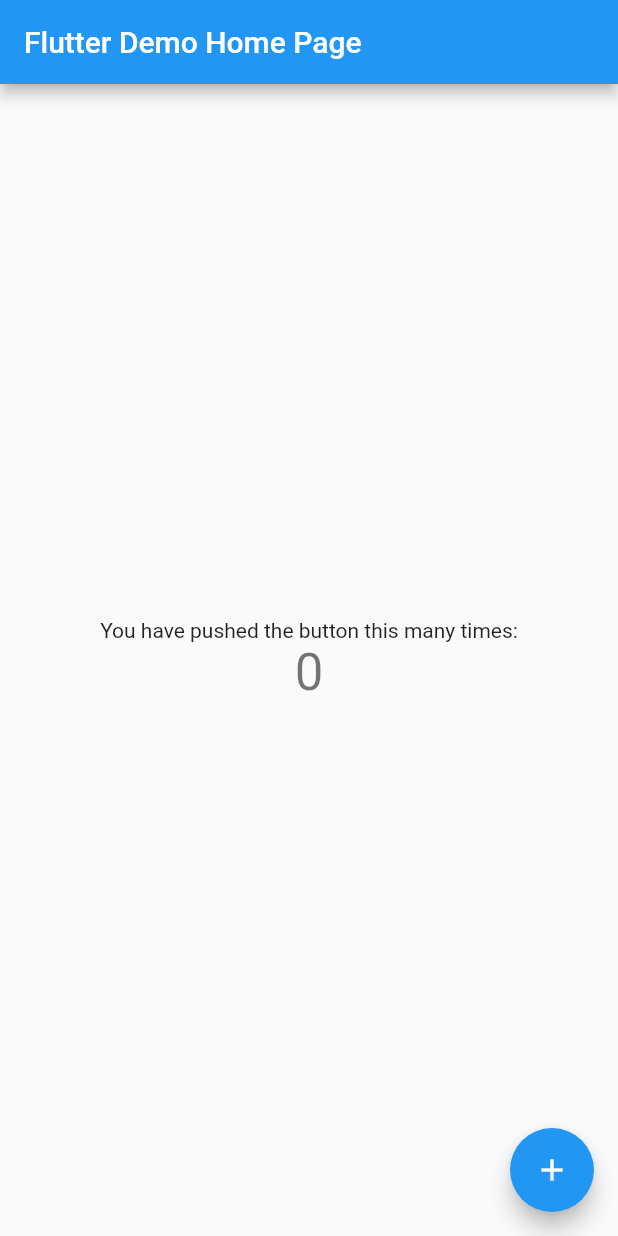
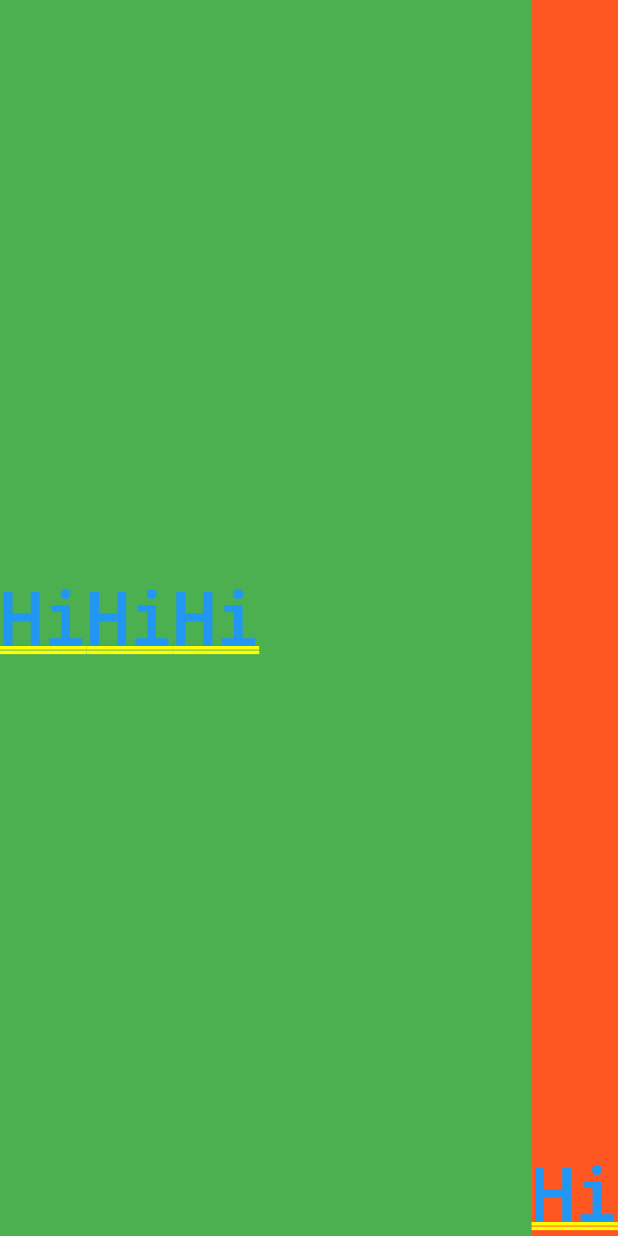
Before and after one commit to Dynocrats/TravelMate, a Flutter app: the screen it shows after launch, on a phone screen of 412 x 824 dp. Run offline on Flutter 3.47's test engine with Material 2 defaults, Android fonts, the phone set to English and light mode, and no system bars.

Commit message:
Added learing session 1

```diff
--- a/travelmate_ui/lib/main.dart
+++ b/travelmate_ui/lib/main.dart
@@ -1,117 +1,12 @@
+import 'package:flutter/cupertino.dart';
 import 'package:flutter/material.dart';
+import 'package:travelmate_ui/ui/welocome_home.dart';
 
 void main() {
-  runApp(MyApp());
+  runApp(
+    MaterialApp(
+        title: "Main App",
+        home: new FirstApp()
+    )
+  );
 }
-
-class MyApp extends StatelessWidget {
-  // This widget is the root of your application.
-  @override
-  Widget build(BuildContext context) {
-    return MaterialApp(
-      title: 'Flutter Demo',
-      theme: ThemeData(
-        // This is the theme of your application.
-        //
-        // Try running your application with "flutter run". You'll see the
-        // application has a blue toolbar. Then, without quitting the app, try
-        // changing the primarySwatch below to Colors.green and then invoke
-        // "hot reload" (press "r" in the console where you ran "flutter run",
-        // or simply save your changes to "hot reload" in a Flutter IDE).
-        // Notice that the counter didn't reset back to zero; the application
-        // is not restarted.
-        primarySwatch: Colors.blue,
-        // This makes the visual density adapt to the platform that you run
-        // the app on. For desktop platforms, the controls will be smaller and
-        // closer together (more dense) than on mobile platforms.
-        visualDensity: VisualDensity.adaptivePlatformDensity,
-      ),
-      home: MyHomePage(title: 'Flutter Demo Home Page'),
-    );
-  }
-}
-
-class MyHomePage extends StatefulWidget {
-  MyHomePage({Key key, this.title}) : super(key: key);
-
-  // This widget is the home page of your application. It is stateful, meaning
-  // that it has a State object (defined below) that contains fields that affect
-  // how it looks.
-
-  // This class is the configuration for the state. It holds the values (in this
-  // case the title) provided by the parent (in this case the App widget) and
-  // used by the build method of the State. Fields in a Widget subclass are
-  // always marked "final".
-
-  final String title;
-
-  @override
-  _MyHomePageState createState() => _MyHomePageState();
-}
-
-class _MyHomePageState extends State<MyHomePage> {
-  int _counter = 0;
-
-  void _incrementCounter() {
-    setState(() {
-      // This call to setState tells the Flutter framework that something has
-      // changed in this State, which causes it to rerun the build method below
-      // so that the display can reflect the updated values. If we changed
-      // _counter without calling setState(), then the build method would not be
-      // called again, and so nothing would appear to happen.
-      _counter++;
-    });
-  }
-
-  @override
-  Widget build(BuildContext context) {
-    // This method is rerun every time setState is called, for instance as done
-    // by the _incrementCounter method above.
-    //
-    // The Flutter framework has been optimized to make rerunning build methods
-    // fast, so that you can just rebuild anything that needs updating rather
-    // than having to individually change instances of widgets.
-    return Scaffold(
-      appBar: AppBar(
-        // Here we take the value from the MyHomePage object that was created by
-        // the App.build method, and use it to set our appbar title.
-        title: Text(widget.title),
-      ),
-      body: Center(
-        // Center is a layout widget. It takes a single child and positions it
-        // in the middle of the parent.
-        child: Column(
-          // Column is also a layout widget. It takes a list of children and
-          // arranges them vertically. By default, it sizes itself to fit its
-          // children horizontally, and tries to be as tall as its parent.
-          //
-          // Invoke "debug painting" (press "p" in the console, choose the
-          // "Toggle Debug Paint" action from the Flutter Inspector in Android
-          // Studio, or the "Toggle Debug Paint" command in Visual Studio Code)
-          // to see the wireframe for each widget.
-          //
-          // Column has various properties to control how it sizes itself and
-          // how it positions its children. Here we use mainAxisAlignment to
-          // center the children vertically; the main axis here is the vertical
-          // axis because Columns are vertical (the cross axis would be
-          // horizontal).
-          mainAxisAlignment: MainAxisAlignment.center,
-          children: <Widget>[
-            Text(
-              'You have pushed the button this many times:',
-            ),
-            Text(
-              '$_counter',
-              style: Theme.of(context).textTheme.headline4,
-            ),
-          ],
-        ),
-      ),
-      floatingActionButton: FloatingActionButton(
-        onPressed: _incrementCounter,
-        tooltip: 'Increment',
-        child: Icon(Icons.add),
-      ), // This trailing comma makes auto-formatting nicer for build methods.
-    );
-  }
-}
--- a/travelmate_ui/lib/ui/welocome_home.dart
+++ b/travelmate_ui/lib/ui/welocome_home.dart
@@ -0,0 +1,48 @@
+import 'package:flutter/material.dart';
+
+class FirstApp extends StatelessWidget {
+  @override
+  Widget build(BuildContext context) {
+    return Container(
+      color: Colors.green,
+      child: Row(
+        mainAxisAlignment: MainAxisAlignment.center,
+        children:<Widget> [
+          Text(
+            "Hi",
+            textDirection: TextDirection.ltr,
+            style: TextStyle(color: Colors.blue),
+          ),
+
+          Text(
+            "Hi",
+            textDirection: TextDirection.ltr,
+            style: TextStyle(color: Colors.blue),
+          ),
+
+          Expanded(
+            child: Text(
+              "Hi",
+              textDirection: TextDirection.ltr,
+              style: TextStyle(color: Colors.blue),
+            ),
+          ),
+
+          Container(
+            color: Colors.deepOrange,
+            alignment: Alignment.bottomLeft,
+            child: Text(
+              "Hi",
+              textDirection: TextDirection.ltr,
+              style: TextStyle(color: Colors.blue),
+            ),
+
+          )
+
+
+        ],
+      ),
+    );
+  }
+
+}
```
Also changed, not shown: 2 other files.
